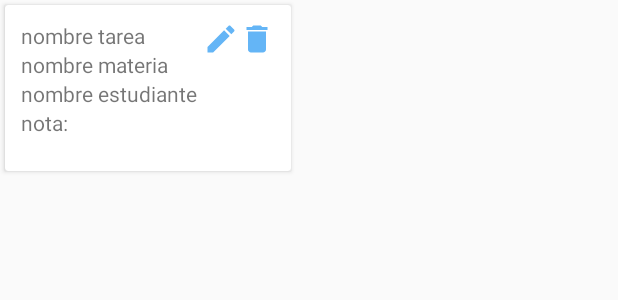
After one commit to AlexisRoj/ExamenNueve, an Android app: the layout fragment_template_tarea.xml on its own in the app's theme, with its tools: preview values and no code run, on a phone screen of 412 x 824 dp. The commit adds this screen. Shown: the top 300 px of the screen. Run offline under Robolectric (Android 15) with nearby library versions, the phone set to English and light mode, and no system bars.

Commit message:
Listando en cada uno de los fragments

```diff
--- /dev/null
+++ b/app/src/main/res/drawable-hdpi/ic_delete.xml
@@ -0,0 +1,9 @@
+<vector xmlns:android="http://schemas.android.com/apk/res/android"
+        android:width="24dp"
+        android:height="24dp"
+        android:viewportWidth="24.0"
+        android:viewportHeight="24.0">
+    <path
+        android:fillColor="#FF000000"
+        android:pathData="M6,19c0,1.1 0.9,2 2,2h8c1.1,0 2,-0.9 2,-2V7H6v12zM19,4h-3.5l-1,-1h-5l-1,1H5v2h14V4z"/>
+</vector>
--- /dev/null
+++ b/app/src/main/res/drawable-hdpi/ic_edit.xml
@@ -0,0 +1,9 @@
+<vector xmlns:android="http://schemas.android.com/apk/res/android"
+        android:width="24dp"
+        android:height="24dp"
+        android:viewportWidth="24.0"
+        android:viewportHeight="24.0">
+    <path
+        android:fillColor="#FF000000"
+        android:pathData="M3,17.25V21h3.75L17.81,9.94l-3.75,-3.75L3,17.25zM20.71,7.04c0.39,-0.39 0.39,-1.02 0,-1.41l-2.34,-2.34c-0.39,-0.39 -1.02,-0.39 -1.41,0l-1.83,1.83 3.75,3.75 1.83,-1.83z"/>
+</vector>
--- a/app/src/main/res/layout/fragment_tareas.xml
+++ b/app/src/main/res/layout/fragment_tareas.xml
@@ -3,6 +3,7 @@
     xmlns:app="http://schemas.android.com/apk/res-auto"
     xmlns:tools="http://schemas.android.com/tools"
     android:id="@+id/content_main"
+    android:background="@color/colorAccent"
     android:layout_width="match_parent"
     android:layout_height="match_parent"
     android:paddingBottom="@dimen/activity_vertical_margin"
--- /dev/null
+++ b/app/src/main/res/layout/fragment_template_tarea.xml
@@ -0,0 +1,90 @@
+<?xml version="1.0" encoding="utf-8"?>
+<android.support.v7.widget.CardView xmlns:android="http://schemas.android.com/apk/res/android"
+    xmlns:app="http://schemas.android.com/apk/res-auto"
+    xmlns:tools="http://schemas.android.com/tools"
+    android:layout_width="wrap_content"
+    android:layout_height="wrap_content"
+    android:layout_margin="3dp"
+    android:elevation="9dp"
+    tools:targetApi="lollipop">
+
+
+    <RelativeLayout
+        android:layout_margin="5dp"
+        android:padding="5dp"
+        android:layout_width="180dp"
+        android:layout_height="100dp">
+
+        <LinearLayout
+            android:layout_width="wrap_content"
+            android:layout_height="wrap_content"
+            android:layout_alignParentEnd="true"
+            android:layout_gravity="right"
+            android:orientation="horizontal"
+            tools:ignore="RtlHardcoded">
+
+            <ImageView
+                android:id="@+id/img_edit_tarea"
+                android:layout_width="wrap_content"
+                android:layout_height="wrap_content"
+                android:tint="@color/colorAccent"
+                app:srcCompat="@drawable/ic_edit"
+                android:contentDescription="@string/editar" />
+
+            <ImageView
+                android:id="@+id/img_delete_tarea"
+                android:layout_width="wrap_content"
+                android:layout_height="wrap_content"
+                android:tint="@color/colorAccent"
+                app:srcCompat="@drawable/ic_delete"
+                android:contentDescription="@string/borrar" />
+
+        </LinearLayout>
+
+        <LinearLayout
+            android:layout_width="match_parent"
+            android:layout_height="wrap_content"
+            android:orientation="vertical">
+
+            <TextView
+                android:id="@+id/nom_tarea_item"
+                android:layout_width="match_parent"
+                android:layout_height="wrap_content"
+                android:text="nombre tarea" />
+
+            <TextView
+                android:id="@+id/nom_asigna_item"
+                android:layout_width="match_parent"
+                android:layout_height="wrap_content"
+                android:text="nombre materia" />
+
+            <TextView
+                android:id="@+id/nom_estudiante_item"
+                android:layout_width="match_parent"
+                android:layout_height="wrap_content"
+                android:text="nombre estudiante" />
+
+            <LinearLayout
+                android:layout_width="match_parent"
+                android:layout_height="wrap_content"
+                android:orientation="horizontal">
+
+                <TextView
+                    android:layout_width="0dp"
+                    android:layout_height="wrap_content"
+                    android:layout_weight="1"
+                    android:text="nota: " />
+
+                <TextView
+                    android:id="@+id/nota_tarea_item"
+                    android:layout_width="0dp"
+                    android:layout_height="wrap_content"
+                    android:layout_weight="3" />
+
+            </LinearLayout>
+
+        </LinearLayout>
+
+    </RelativeLayout>
+
+</android.support.v7.widget.CardView>
--- a/app/src/main/res/values/strings.xml
+++ b/app/src/main/res/values/strings.xml
@@ -26,4 +26,6 @@
     <string name="nota">Nota</string>
     <string name="spinerMateria">Selecione una materia</string>
     <string name="selectEstudiante">Selecione un estudiante</string>
+    <string name="editar">editar</string>
+    <string name="borrar">borrar</string>
 </resources>
```
Also changed, not shown: app/src/main/java/com/innovagenesis/aplicaciones/android/examennueve/activities/MainActivity.java (+22 -9 lines), app/src/main/java/com/innovagenesis/aplicaciones/android/examennueve/adapters/RecyclerViewAdapterTarea.java (added, +58 -0 lines), app/src/main/java/com/innovagenesis/aplicaciones/android/examennueve/adapters/RecyclerViewHolderTarea.java (added, +32 -0 lines), app/src/main/java/com/innovagenesis/aplicaciones/android/examennueve/asynctask/ListarAsignaturaAsyncTask.java (+5 -2 lines), app/src/main/java/com/innovagenesis/aplicaciones/android/examennueve/asynctask/ListarTareasAsyncTask.java (+24 -14 lines), app/src/main/java/com/innovagenesis/aplicaciones/android/examennueve/asynctask/ListarUsuarioAsyncTask.java (+8 -6 lines), app/src/main/java/com/innovagenesis/aplicaciones/android/examennueve/dialogos/DialogoAgregarTareas.java (+16 -8 lines), app/src/main/java/com/innovagenesis/aplicaciones/android/examennueve/fragments/TareasFragment.java (+34 -0 lines).
